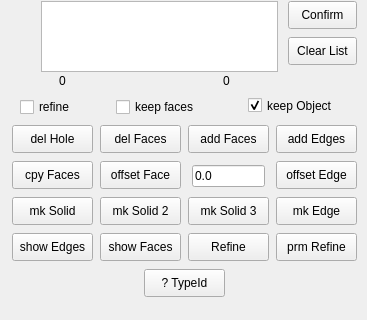
Old version of the form DefeaturingTools.ui in the repository easyw/Defeaturing_WB; both pictures show x 0 to 367 and y 163 to 483 of the 367 by 483 pixel window.
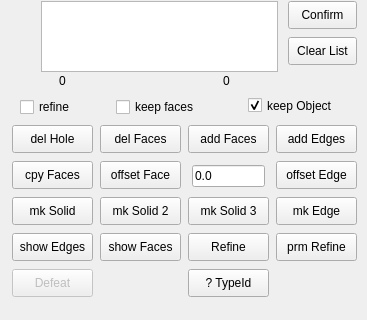
New version of the form. Icons and pictures are not drawn.

Commit message: added support for OCC7.3 defeaturing tools (if available)

Diff of the .ui file:
```diff
--- a/DefeaturingTools.ui
+++ b/DefeaturingTools.ui
@@ -313,7 +313,7 @@
    <widget class="QPushButton" name="PB_check_TypeId">
     <property name="geometry">
      <rect>
-      <x>144</x>
+      <x>188</x>
       <y>432</y>
       <width>81</width>
       <height>28</height>
@@ -598,6 +598,25 @@
      <string notr="true">mk Solid 3</string>
     </property>
    </widget>
+   <widget class="QPushButton" name="PB_PartDefeaturing">
+    <property name="enabled">
+     <bool>false</bool>
+    </property>
+    <property name="geometry">
+     <rect>
+      <x>12</x>
+      <y>432</y>
+      <width>81</width>
+      <height>28</height>
+     </rect>
+    </property>
+    <property name="toolTip">
+     <string notr="true">show 'in List' Edge(s)</string>
+    </property>
+    <property name="text">
+     <string notr="true">Defeat</string>
+    </property>
+   </widget>
   </widget>
  </widget>
  <resources/>
```
The commit also changes 1 other file.
